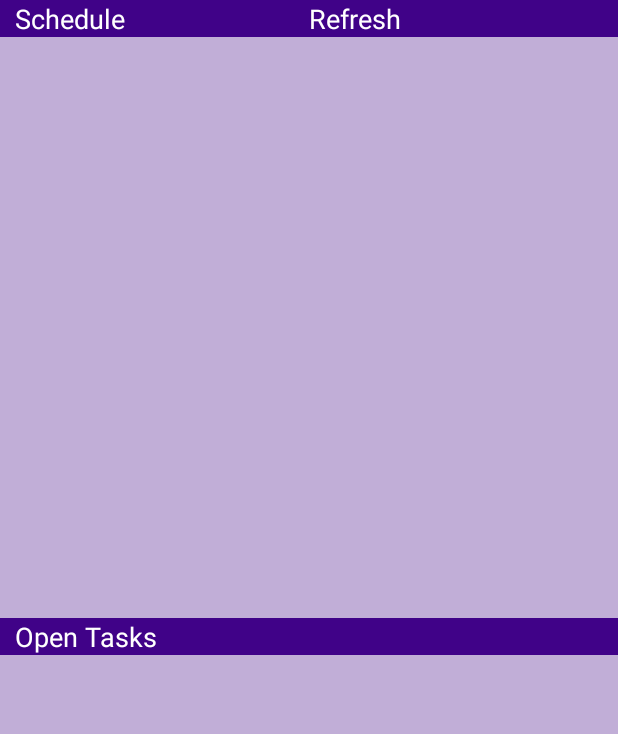
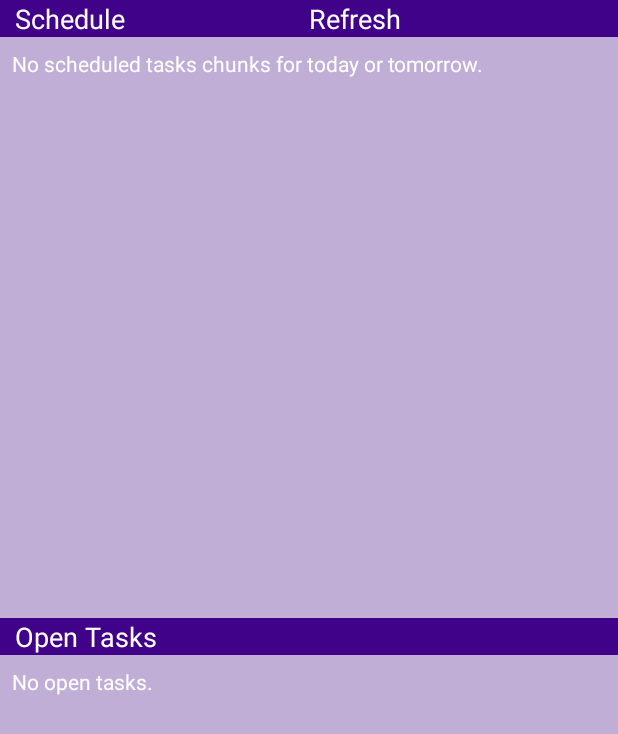
Before and after one commit to wichmannpas/todoscheduler-android, an Android app: the layout task_widget.xml on its own in the app's theme, with its tools: preview values and no code run, on a phone screen of 412 x 824 dp. Shown: the top 734 px of the screen. Run offline under Robolectric (Android 15) with nearby library versions, the phone set to English and light mode, and no system bars.

Commit message:
Fix empty task list text view

```diff
--- a/app/src/main/res/layout/task_widget.xml
+++ b/app/src/main/res/layout/task_widget.xml
@@ -47,7 +47,7 @@
             android:textSize="@dimen/widget_text_size"
             android:textColor="#ffffff"
             android:layout_width="match_parent"
-            android:layout_height="0dp"
+            android:layout_height="wrap_content"
             android:text="@string/no_scheduled_tasks" />
 
         <ListView
@@ -85,7 +85,7 @@
             android:textSize="@dimen/widget_text_size"
             android:textColor="#ffffff"
             android:layout_width="match_parent"
-            android:layout_height="0dp"
+            android:layout_height="wrap_content"
             android:text="@string/no_open_tasks" />
 
         <ListView
```
